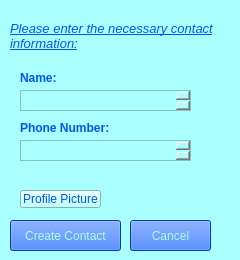
Above: Address_Book/necessaryinfoform.ui from kajo12864/Address-Book before the change. Below: the same form after it.
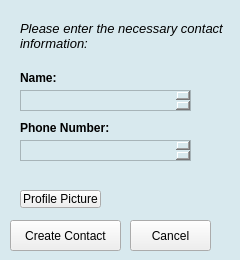
That is the form after the change.

Commit message:
GUI Fixes, new profile GUI, modern colors
Changed some of the color settings to more closely resemble a modern aesthetic. Also fixed the profile editing form not appearing amongst other files, and added a new profile form that is meant to display input information.

Currently, the individual forms can be opened but do not display information nor have any functional code yet.

What changed in the file:
```diff
--- a/Address_Book/necessaryinfoform.ui
+++ b/Address_Book/necessaryinfoform.ui
@@ -26,8 +26,8 @@
    <string>Required Information</string>
   </property>
   <property name="styleSheet">
-   <string notr="true">background-color: rgb(170, 255, 255);
-color: rgb(0, 85, 255);</string>
+   <string notr="true">background-color: rgb(216, 233, 238);
+</string>
   </property>
   <widget class="QPushButton" name="buttonConfirm">
    <property name="geometry">
@@ -39,8 +39,8 @@
     </rect>
    </property>
    <property name="styleSheet">
-    <string notr="true">background-color: rgb(0, 85, 255);
-color: rgb(170, 255, 255);</string>
+    <string notr="true">background-color: rgb(239, 239, 239);
+</string>
    </property>
    <property name="text">
     <string>Create Contact</string>
@@ -87,8 +87,8 @@
     </rect>
    </property>
    <property name="styleSheet">
-    <string notr="true">background-color: rgb(0, 85, 255);
-color: rgb(170, 255, 255);</string>
+    <string notr="true">background-color: rgb(239, 239, 239);
+</string>
    </property>
    <property name="text">
     <string>Cancel</string>
@@ -107,9 +107,9 @@
   <widget class="QLabel" name="label">
    <property name="geometry">
     <rect>
-     <x>10</x>
+     <x>20</x>
      <y>10</y>
-     <width>221</width>
+     <width>211</width>
      <height>51</height>
     </rect>
    </property>
@@ -118,7 +118,7 @@
      <pointsize>10</pointsize>
      <italic>true</italic>
      <bold>false</bold>
-     <underline>true</underline>
+     <underline>false</underline>
     </font>
    </property>
    <property name="styleSheet">
@@ -158,6 +158,10 @@
      <height>18</height>
     </rect>
    </property>
+   <property name="styleSheet">
+    <string notr="true">background-color: rgb(239, 239, 239);
+</string>
+   </property>
    <property name="text">
     <string>Profile Picture</string>
    </property>
```
The commit also changes 13 other files.
